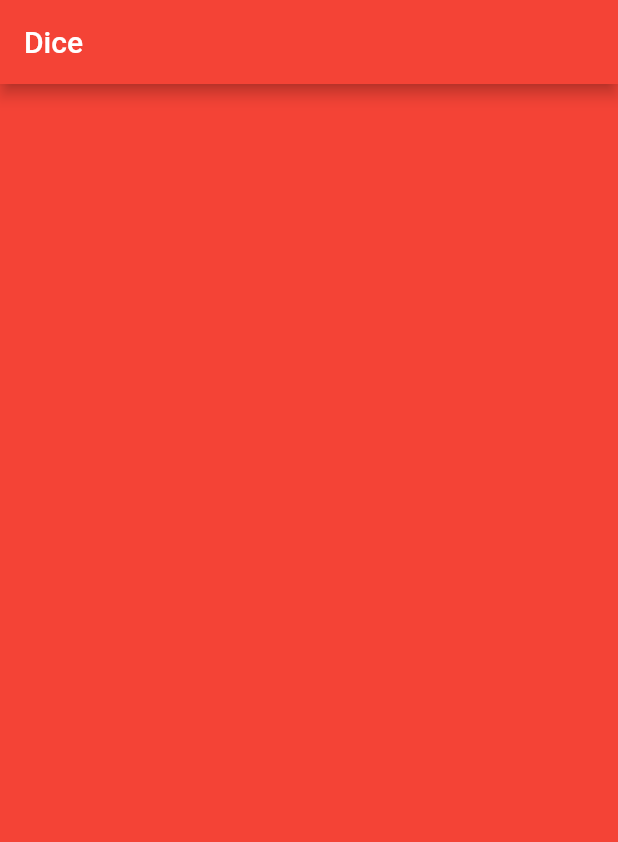
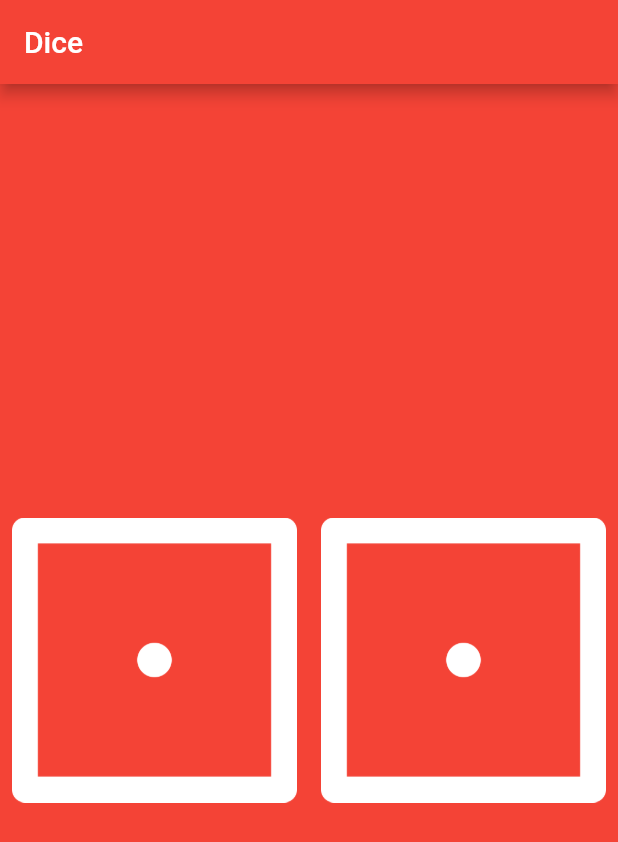
Before and after one commit to HeratUni-CS/dicee-alkozayMoein, a Flutter app: the screen it shows after launch, on a phone screen of 412 x 824 dp. Shown: the top 842 px of the screen. Run offline on Flutter 3.47's test engine with Material 2 defaults, Android fonts, the phone set to English and light mode, and no system bars.

Commit message:
Add the changeDice function and the logic for the dice rolling

```diff
--- a/lib/main.dart
+++ b/lib/main.dart
@@ -23,7 +23,37 @@ class Dice extends StatefulWidget {
 }
 
 class _DiceState extends State<Dice> {
+  int leftDice = 1;
+  int rightDice = 1;
+  void changeDices() {
+    leftDice = Random().nextInt(6) + 1;
+    rightDice = Random().nextInt(6) + 1;
+  }
   @override
   Widget build(BuildContext context) {
-    return Container();
+    return Center(
+      child: Row(
+        children: [
+          Expanded(
+              child: TextButton(
+            child: Image(image: AssetImage('images/dice$leftDice.png')),
+            onPressed: () {
+              setState(() {
+                changeDices();
+              });
+            },
+          )),
+          Expanded(
+              child: TextButton(
+            child: Image(image: AssetImage('images/dice$rightDice.png')),
+            onPressed: () {
+              setState(() {
+                changeDices();
+              });
+            },
+          )),
+        ],
+      ),
+    );
+  }
 }
```
